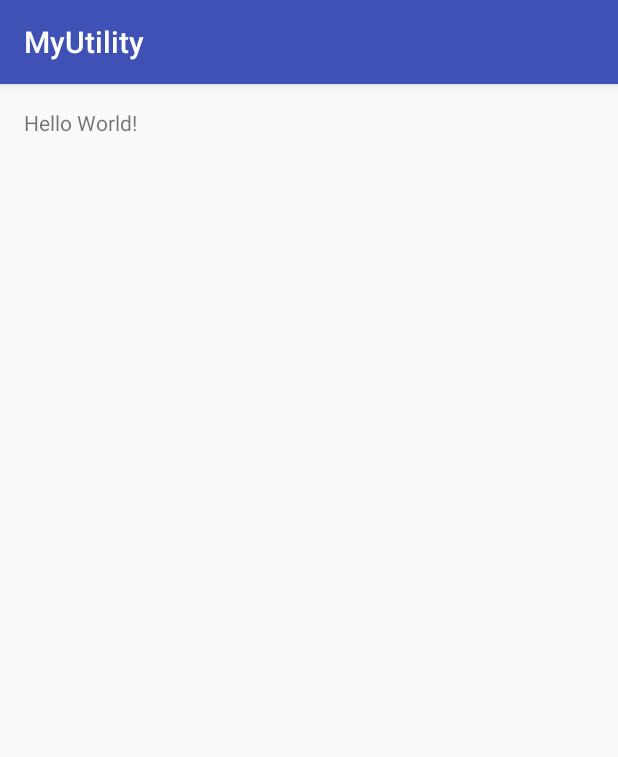
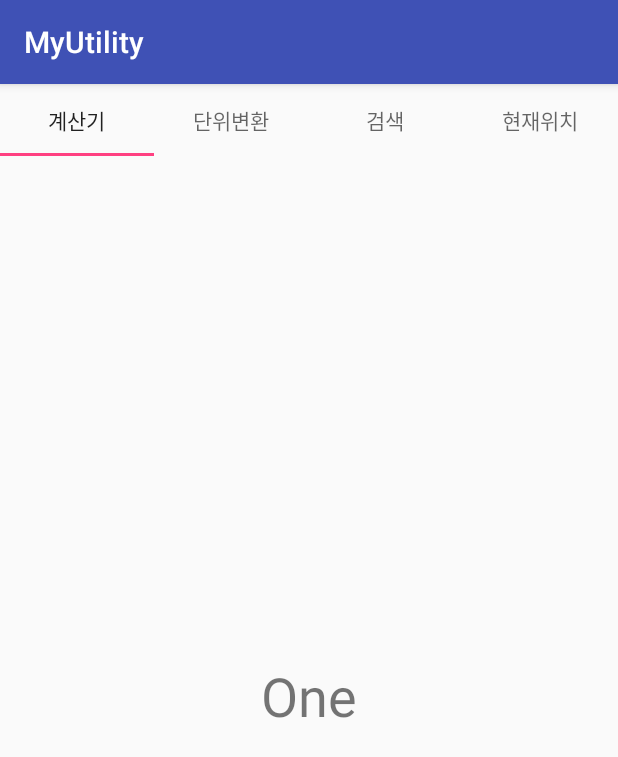
Before and after one commit to timejp/FAST_Utility, an Android app: the screen it shows after launch (MainActivity), on a phone screen of 412 x 824 dp. Shown: the top 757 px of the screen. Run offline under Robolectric (Android 15) with nearby library versions, the phone set to English and light mode, and no system bars.

Commit message:
Fragment Tabs 설정

```diff
--- a/app/build.gradle
+++ b/app/build.gradle
@@ -25,5 +25,7 @@ dependencies {
         exclude group: 'com.android.support', module: 'support-annotations'
     })
     compile 'com.android.support:appcompat-v7:25.1.0'
+    compile 'com.android.support:support-v4:25.1.0'
     testCompile 'junit:junit:4.12'
+    compile 'com.android.support:design:25.1.0'
 }
--- /dev/null
+++ b/app/src/main/java/com/timejh/myutility/FourFragment.java
@@ -0,0 +1,29 @@
+package com.timejh.myutility;
+
+
+import android.os.Bundle;
+import android.support.v4.app.Fragment;
+import android.view.LayoutInflater;
+import android.view.View;
+import android.view.ViewGroup;
+
+
+/**
+ * A simple {@link Fragment} subclass.
+ */
+public class FourFragment extends Fragment {
+
+
+    public FourFragment() {
+        // Required empty public constructor
+    }
+
+
+    @Override
+    public View onCreateView(LayoutInflater inflater, ViewGroup container,
+                             Bundle savedInstanceState) {
+        // Inflate the layout for this fragment
+        return inflater.inflate(R.layout.fragment_four, container, false);
+    }
+
+}
--- a/app/src/main/java/com/timejh/myutility/MainActivity.java
+++ b/app/src/main/java/com/timejh/myutility/MainActivity.java
@@ -1,13 +1,77 @@
 package com.timejh.myutility;
 
+import android.support.design.widget.TabLayout;
+import android.support.v4.app.Fragment;
+import android.support.v4.app.FragmentManager;
+import android.support.v4.app.FragmentStatePagerAdapter;
+import android.support.v4.view.ViewPager;
 import android.support.v7.app.AppCompatActivity;
 import android.os.Bundle;
 
 public class MainActivity extends AppCompatActivity {
 
+    final int TAB_COUNT = 4;
+    OneFragment oneFragment;
+    TwoFragment twoFragment;
+    ThreeFragment threeFragment;
+    FourFragment fourFragment;
+
     @Override
     protected void onCreate(Bundle savedInstanceState) {
         super.onCreate(savedInstanceState);
         setContentView(R.layout.activity_main);
+
+        // Fragment init
+        oneFragment = new OneFragment();
+        twoFragment = new TwoFragment();
+        threeFragment = new ThreeFragment();
+        fourFragment = new FourFragment();
+
+        // TabLayou 정의
+        TabLayout tabLayout = (TabLayout) findViewById(R.id.tabLayout);
+        tabLayout.addTab(tabLayout.newTab().setText("계산기"));
+        tabLayout.addTab(tabLayout.newTab().setText("단위변환"));
+        tabLayout.addTab(tabLayout.newTab().setText("검색"));
+        tabLayout.addTab(tabLayout.newTab().setText("현재위치"));
+
+        // Fragment Pager 설정
+        ViewPager viewPager = (ViewPager) findViewById(R.id.viewPager);
+
+        // Adapter설정
+        PagerAdapter adapter = new PagerAdapter(getSupportFragmentManager());
+        viewPager.setAdapter(adapter);
+
+        // 1. Pager가 변경 되었을 때 Tab를 바꿔주는 리스너
+        viewPager.addOnPageChangeListener(new TabLayout.TabLayoutOnPageChangeListener(tabLayout));
+        // 2. Tab이 변경 되었을 때 페이지를 바꿔주는 리스너
+        tabLayout.addOnTabSelectedListener(new TabLayout.ViewPagerOnTabSelectedListener(viewPager));
+    }
+
+    class PagerAdapter extends FragmentStatePagerAdapter {
+
+        public PagerAdapter(FragmentManager fm) {
+            super(fm);
+        }
+
+        @Override
+        public Fragment getItem(int position) {
+            Fragment fragment = null;
+            switch (position) {
+                case 0: fragment = oneFragment;
+                    break;
+                case 1: fragment = twoFragment;
+                    break;
+                case 2: fragment = threeFragment;
+                    break;
+                case 3: fragment = fourFragment;
+                    break;
+            }
+            return fragment;
+        }
+
+        @Override
+        public int getCount() {
+            return TAB_COUNT;
+        }
     }
 }
--- /dev/null
+++ b/app/src/main/java/com/timejh/myutility/OneFragment.java
@@ -0,0 +1,29 @@
+package com.timejh.myutility;
+
+
+import android.os.Bundle;
+import android.support.v4.app.Fragment;
+import android.view.LayoutInflater;
+import android.view.View;
+import android.view.ViewGroup;
+
+
+/**
+ * A simple {@link Fragment} subclass.
+ */
+public class OneFragment extends Fragment {
+
+
+    public OneFragment() {
+        // Required empty public constructor
+    }
+
+
+    @Override
+    public View onCreateView(LayoutInflater inflater, ViewGroup container,
+                             Bundle savedInstanceState) {
+        // Inflate the layout for this fragment
+        return inflater.inflate(R.layout.fragment_one, container, false);
+    }
+
+}
--- /dev/null
+++ b/app/src/main/java/com/timejh/myutility/ThreeFragment.java
@@ -0,0 +1,29 @@
+package com.timejh.myutility;
+
+
+import android.os.Bundle;
+import android.support.v4.app.Fragment;
+import android.view.LayoutInflater;
+import android.view.View;
+import android.view.ViewGroup;
+
+
+/**
+ * A simple {@link Fragment} subclass.
+ */
+public class ThreeFragment extends Fragment {
+
+
+    public ThreeFragment() {
+        // Required empty public constructor
+    }
+
+
+    @Override
+    public View onCreateView(LayoutInflater inflater, ViewGroup container,
+                             Bundle savedInstanceState) {
+        // Inflate the layout for this fragment
+        return inflater.inflate(R.layout.fragment_three, container, false);
+    }
+
+}
--- /dev/null
+++ b/app/src/main/java/com/timejh/myutility/TwoFragment.java
@@ -0,0 +1,29 @@
+package com.timejh.myutility;
+
+
+import android.os.Bundle;
+import android.support.v4.app.Fragment;
+import android.view.LayoutInflater;
+import android.view.View;
+import android.view.ViewGroup;
+
+
+/**
+ * A simple {@link Fragment} subclass.
+ */
+public class TwoFragment extends Fragment {
+
+
+    public TwoFragment() {
+        // Required empty public constructor
+    }
+
+
+    @Override
+    public View onCreateView(LayoutInflater inflater, ViewGroup container,
+                             Bundle savedInstanceState) {
+        // Inflate the layout for this fragment
+        return inflater.inflate(R.layout.fragment_two, container, false);
+    }
+
+}
--- a/app/src/main/res/layout/activity_main.xml
+++ b/app/src/main/res/layout/activity_main.xml
@@ -4,14 +4,44 @@
     android:id="@+id/activity_main"
     android:layout_width="match_parent"
     android:layout_height="match_parent"
-    android:paddingBottom="@dimen/activity_vertical_margin"
-    android:paddingLeft="@dimen/activity_horizontal_margin"
-    android:paddingRight="@dimen/activity_horizontal_margin"
-    android:paddingTop="@dimen/activity_vertical_margin"
-    tools:context="com.timejh.myutility.MainActivity">
+    tools:context="com.timejh.fragmenttab.MainActivity">
 
-    <TextView
-        android:layout_width="wrap_content"
+
+    <android.support.design.widget.TabLayout
+        android:id="@+id/tabLayout"
+        android:layout_width="match_parent"
         android:layout_height="wrap_content"
-        android:text="Hello World!" />
+        android:layout_alignParentTop="true"
+        android:layout_alignParentLeft="true"
+        android:layout_alignParentStart="true">
+
+        <!--<android.support.design.widget.TabItem-->
+        <!--android:layout_width="wrap_content"-->
+        <!--android:layout_height="wrap_content"-->
+        <!--android:text="One" />-->
+
+        <!--<android.support.design.widget.TabItem-->
+        <!--android:layout_width="wrap_content"-->
+        <!--android:layout_height="wrap_content"-->
+        <!--android:text="Two" />-->
+
+        <!--<android.support.design.widget.TabItem-->
+        <!--android:layout_width="wrap_content"-->
+        <!--android:layout_height="wrap_content"-->
+        <!--android:text="Three" />-->
+
+        <!--<android.support.design.widget.TabItem-->
+        <!--android:layout_width="wrap_content"-->
+        <!--android:layout_height="wrap_content"-->
+        <!--android:text="Four" />-->
+    </android.support.design.widget.TabLayout>
+
+    <android.support.v4.view.ViewPager
+        android:id="@+id/viewPager"
+        android:layout_width="match_parent"
+        android:layout_height="match_parent"
+        android:layout_below="@+id/tabLayout"
+        android:layout_alignParentLeft="true"
+        android:layout_alignParentStart="true" />
+
 </RelativeLayout>
--- /dev/null
+++ b/app/src/main/res/layout/fragment_one.xml
@@ -0,0 +1,16 @@
+<RelativeLayout xmlns:android="http://schemas.android.com/apk/res/android"
+    xmlns:tools="http://schemas.android.com/tools"
+    android:layout_width="match_parent"
+    android:layout_height="match_parent"
+    tools:context="com.timejh.myutility.OneFragment">
+
+    <TextView
+        android:id="@+id/text"
+        android:layout_width="wrap_content"
+        android:layout_height="wrap_content"
+        android:text="One"
+        android:textSize="36sp"
+        android:layout_centerVertical="true"
+        android:layout_centerHorizontal="true" />
+
+</RelativeLayout>
```
Also changed, not shown: app/src/main/res/layout/fragment_four.xml (added, +16 -0 lines), app/src/main/res/layout/fragment_three.xml (added, +16 -0 lines), app/src/main/res/layout/fragment_two.xml (added, +16 -0 lines).
